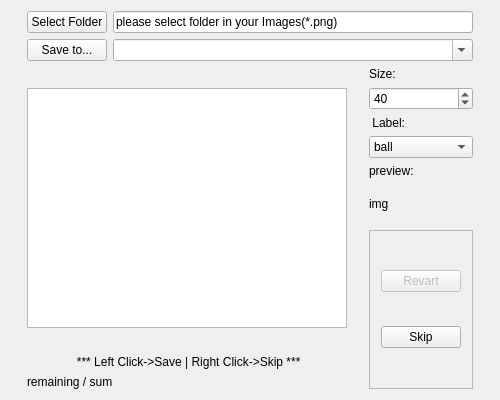
The window that photoClippingUI/photoclipping.ui (ChisatoKasebayashi/Dorayaki) describes before a commit, drawn with Qt 5.
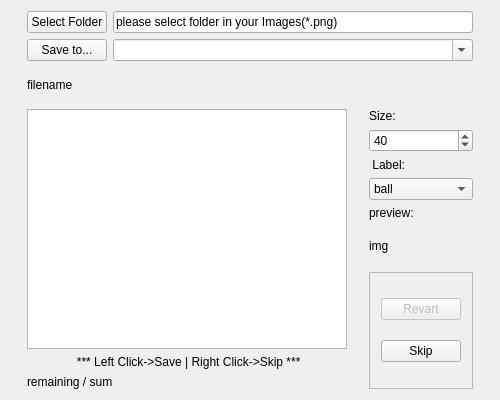
The same window after the commit. Custom widgets are drawn as their Qt base class.

Commit message: photoclippingui : 再開機能とファイル名表示を追加

```diff
--- a/photoClippingUI/photoclipping.ui
+++ b/photoClippingUI/photoclipping.ui
@@ -20,7 +20,7 @@
    <string>photoclipping</string>
   </property>
   <layout class="QGridLayout" name="gridLayout_3">
-   <item row="1" column="0" rowspan="2">
+   <item row="2" column="0" rowspan="2">
     <widget class="MyQView" name="graphicsImage">
      <property name="sizePolicy">
       <sizepolicy hsizetype="Fixed" vsizetype="Fixed">
@@ -36,7 +36,7 @@
      </property>
     </widget>
    </item>
-   <item row="4" column="0">
+   <item row="5" column="0">
     <widget class="QLabel" name="labelImageNum">
      <property name="sizePolicy">
       <sizepolicy hsizetype="Preferred" vsizetype="Fixed">
@@ -81,7 +81,7 @@
      </item>
     </layout>
    </item>
-   <item row="2" column="1" rowspan="3">
+   <item row="3" column="1" rowspan="3">
     <widget class="QFrame" name="frame">
      <property name="sizePolicy">
       <sizepolicy hsizetype="Fixed" vsizetype="Preferred">
@@ -116,7 +116,7 @@
      </layout>
     </widget>
    </item>
-   <item row="1" column="1">
+   <item row="2" column="1">
     <layout class="QVBoxLayout" name="verticalLayout_3">
      <item>
       <widget class="QLabel" name="label_4">
@@ -223,7 +223,7 @@
      </item>
     </layout>
    </item>
-   <item row="3" column="0">
+   <item row="4" column="0">
     <widget class="QLabel" name="label_2">
      <property name="sizePolicy">
       <sizepolicy hsizetype="Preferred" vsizetype="Fixed">
@@ -239,6 +239,13 @@
      </property>
     </widget>
    </item>
+   <item row="1" column="0" colspan="2">
+    <widget class="QLabel" name="labelFilename">
+     <property name="text">
+      <string>filename</string>
+     </property>
+    </widget>
+   </item>
   </layout>
  </widget>
  <layoutdefault spacing="6" margin="11"/>
```
The commit also changes 1 other file.
